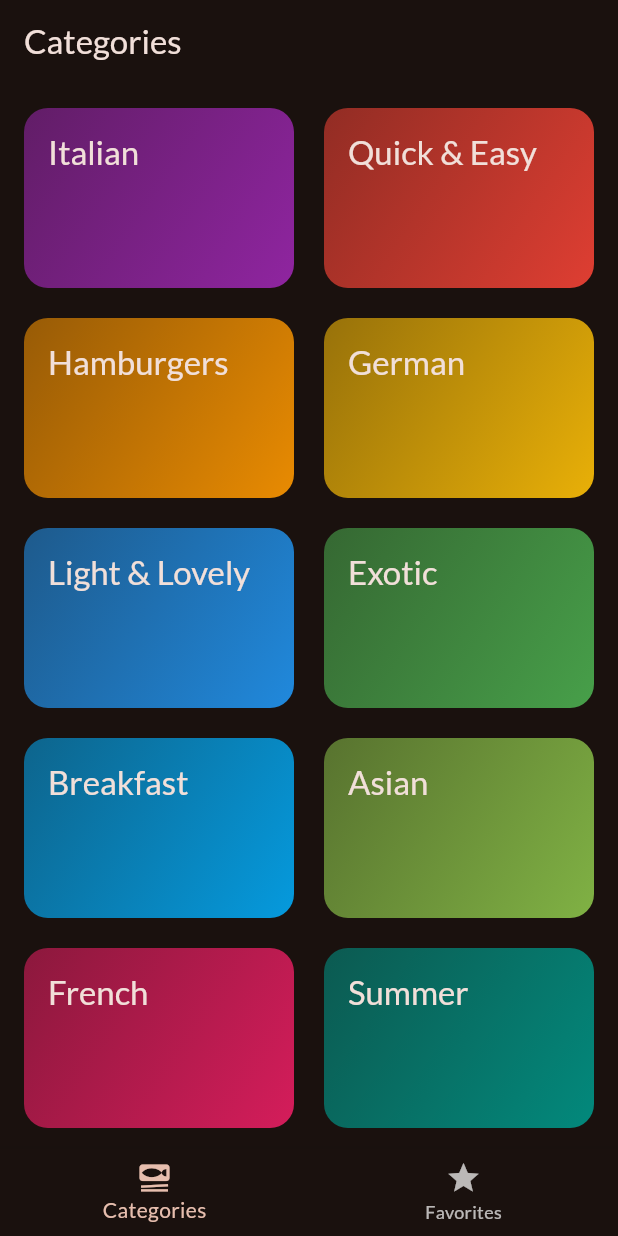
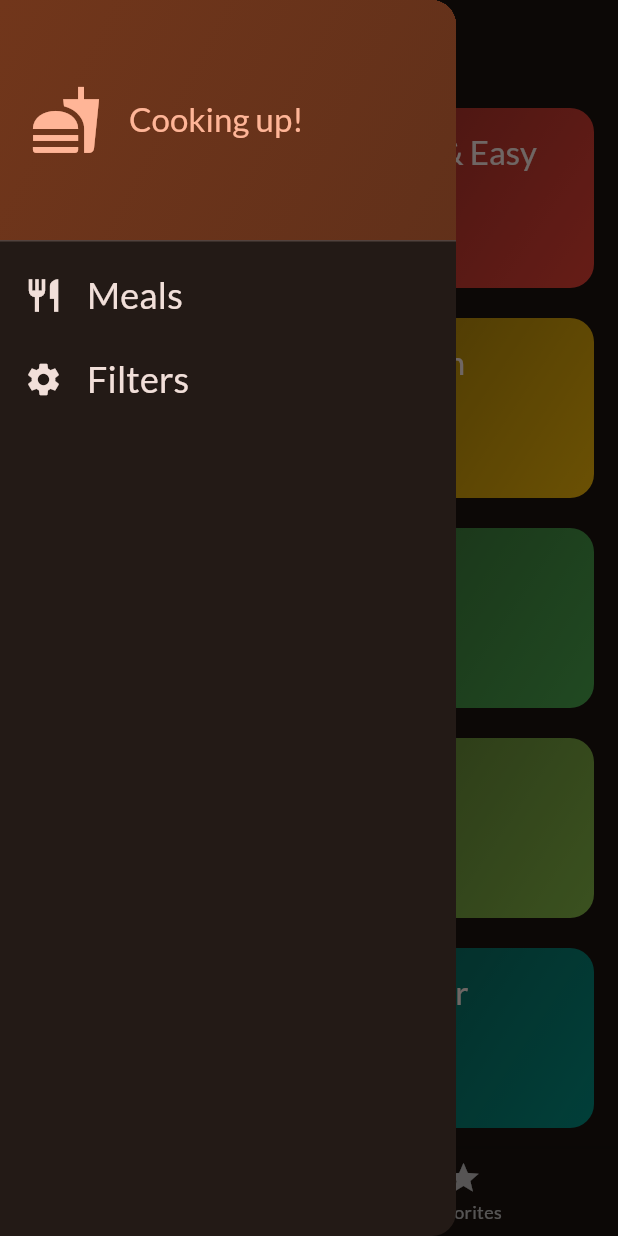
Before and after one commit to PhamDacTrung/meals, a Flutter app: the screen it shows after launch, with the side drawer open (before the commit the screen has no drawer), on a phone screen of 412 x 824 dp. Run offline on Flutter 3.47's test engine with Material 3 defaults, Android fonts, the phone set to English and light mode, and no system bars; our stand-ins replace google_fonts, transparent_image.

Commit message:
Finshed app

```diff
--- a/lib/screens/categories.dart
+++ b/lib/screens/categories.dart
@@ -1,21 +1,31 @@
 import 'package:flutter/material.dart';
 import 'package:meals/data/dummy_data.dart';
 import 'package:meals/models/category.dart';
+import 'package:meals/models/meal.dart';
 import 'package:meals/screens/meals.dart';
 import 'package:meals/widgets/category_grid_item.dart';
 
 class CategoriesScreen extends StatelessWidget {
-  const CategoriesScreen({super.key});
+  const CategoriesScreen({
+    super.key,
+    required this.onToggleFavorite,
+    required this.availableMeals,
+  });
+
+  final void Function(Meal meal) onToggleFavorite;
+  final List<Meal> availableMeals;
 
   void _selectCategory(BuildContext context, Category category) {
-    final filterMeals = dummyMeals
-        .where((meal) => meal.categories.contains(category.id))
-        .toList();
-    Navigator.push(
-        context,
-        MaterialPageRoute(
-            builder: (ctx) =>
-                MealsScreen(title: category.title, meals: filterMeals)));
+    final filterMeals = availableMeals.where((meal) => meal.categories.contains(category.id)).toList();
+    Navigator.of(context).push(
+      MaterialPageRoute(
+        builder: (ctx) => MealsScreen(
+          title: category.title,
+          meals: filterMeals,
+          onToggleFavorite: onToggleFavorite,
+        ),
+      ),
+    );
   }
 
   @override
--- a/lib/screens/tabs.dart
+++ b/lib/screens/tabs.dart
@@ -1,6 +1,17 @@
 import 'package:flutter/material.dart';
+import 'package:meals/data/dummy_data.dart';
+import 'package:meals/models/meal.dart';
 import 'package:meals/screens/categories.dart';
+import 'package:meals/screens/filters.dart';
 import 'package:meals/screens/meals.dart';
+import 'package:meals/widgets/main_drawer.dart';
+
+const kInitialFilters = {
+  Filter.glutenFree: false,
+  Filter.lactoseFree: false,
+  Filter.vegetarian: false,
+  Filter.vegan: false,
+};
 
 class TabsScreen extends StatefulWidget {
   const TabsScreen({super.key});
@@ -11,6 +22,34 @@ class TabsScreen extends StatefulWidget {
 
 class _TabsScreenState extends State<TabsScreen> {
   int _selectedPageIndex = 0;
+  final List<Meal> _favoritesMeal = [];
+  // ignore: unused_field
+  Map<Filter, bool> _selectedFilters = kInitialFilters;
+
+  void _showInfoMessage(String message) {
+    ScaffoldMessenger.of(context).clearSnackBars();
+    ScaffoldMessenger.of(context).showSnackBar(
+      SnackBar(
+        content: Text(message),
+      ),
+    );
+  }
+
+  void _toggleMealFavoriteStatus(Meal meal) {
+    final isExisting = _favoritesMeal.contains(meal);
+
+    if (isExisting) {
+      setState(() {
+        _favoritesMeal.remove(meal);
+      });
+      _showInfoMessage("Meal is no longer a favorite");
+    } else {
+      setState(() {
+        _favoritesMeal.add(meal);
+      });
+      _showInfoMessage("Meal is your favorite");
+    }
+  }
 
   void _selectPage(int index) {
     setState(() {
@@ -18,18 +57,62 @@ class _TabsScreenState extends State<TabsScreen> {
     });
   }
 
+  void _setScreen(String identifier) async {
+    Navigator.of(context).pop();
+    if (identifier == 'filters') {
+      final result = await Navigator.of(context).push<Map<Filter, bool>>(
+        MaterialPageRoute(
+          builder: (ctx) => FiltersScreen(
+            currentFilters: _selectedFilters,
+          ),
+        ),
+      );
+      print(result);
+      setState(() {
+        _selectedFilters = result ?? kInitialFilters;
+      });
+    }
+  }
+
   @override
   Widget build(BuildContext context) {
-    Widget activePage = CategoriesScreen();
+    final availableMeals = dummyMeals.where(
+      (meal) {
+        if (_selectedFilters[Filter.glutenFree]! && !meal.isGlutenFree) {
+          return false;
+        }
+        if (_selectedFilters[Filter.lactoseFree]! && !meal.isLactoseFree) {
+          return false;
+        }
+        if (_selectedFilters[Filter.vegetarian]! && !meal.isVegetarian) {
+          return false;
+        }
+        if (_selectedFilters[Filter.vegan]! && !meal.isVegan) {
+          return false;
+        }
+        return true;
+      },
+    ).toList();
+
+    Widget activePage = CategoriesScreen(
+      onToggleFavorite: _toggleMealFavoriteStatus,
+      availableMeals: availableMeals,
+    );
     var activePageTitle = 'Categories';
     if (_selectedPageIndex == 1) {
-      activePage = const MealsScreen(meals: []);
-      activePageTitle = "Favourites";
+      activePage = MealsScreen(
+        meals: _favoritesMeal,
+        onToggleFavorite: _toggleMealFavoriteStatus,
+      );
+      activePageTitle = "Favorites";
     }
 
     return Scaffold(
       appBar: AppBar(
         title: Text(activePageTitle),
+      ),
+      drawer: MainDrawer(
+        onSelectedScreen: _setScreen,
       ),
       body: activePage,
       bottomNavigationBar: BottomNavigationBar(
--- /dev/null
+++ b/lib/widgets/main_drawer.dart
@@ -0,0 +1,82 @@
+import 'package:flutter/material.dart';
+
+class MainDrawer extends StatelessWidget {
+  const MainDrawer({super.key, required this.onSelectedScreen});
+
+  final void Function(String identifier) onSelectedScreen;
+
+  @override
+  Widget build(BuildContext context) {
+    return Drawer(
+      child: Column(
+        children: [
+          DrawerHeader(
+            padding: const EdgeInsets.all(20),
+            decoration: BoxDecoration(
+              gradient: LinearGradient(
+                colors: [
+                  Theme.of(context).colorScheme.primaryContainer,
+                  Theme.of(context).colorScheme.primaryContainer.withOpacity(0.8),
+                ],
+                begin: Alignment.topLeft,
+                end: Alignment.bottomRight,
+              ),
+            ),
+            child: Row(
+              children: [
+                Icon(
+                  Icons.fastfood,
+                  size: 48,
+                  color: Theme.of(context).colorScheme.primary,
+                ),
+                const SizedBox(
+                  width: 18,
+                ),
+                Text(
+                  "Cooking up!",
+                  style: Theme.of(context).textTheme.titleLarge!.copyWith(
+                        color: Theme.of(context).colorScheme.primary,
+                      ),
+                )
+              ],
+            ),
+          ),
+          ListTile(
+            leading: Icon(
+              Icons.restaurant,
+              size: 26,
+              color: Theme.of(context).colorScheme.onBackground,
+            ),
+            title: Text(
+              'Meals',
+              style: Theme.of(context).textTheme.titleSmall!.copyWith(
+                    color: Theme.of(context).colorScheme.onBackground,
+                    fontSize: 24,
+                  ),
+            ),
+            onTap: () {
+              onSelectedScreen('meals');
+            },
+          ),
+          ListTile(
+            leading: Icon(
+              Icons.settings,
+              size: 26,
+              color: Theme.of(context).colorScheme.onBackground,
+            ),
+            title: Text(
+              'Filters',
+              style: Theme.of(context).textTheme.titleSmall!.copyWith(
+                    color: Theme.of(context).colorScheme.onBackground,
+                    fontSize: 24,
+                  ),
+            ),
+            onTap: () {
+              onSelectedScreen('filters');
+            },
+          )
+        ],
+      ),
+    );
+  }
+}
```
Also changed, not shown: lib/screens/filters.dart (added, +158 -0 lines), lib/screens/meal_details.dart (+22 -9 lines), lib/screens/meals.dart (+14 -2 lines), 4 other files.
